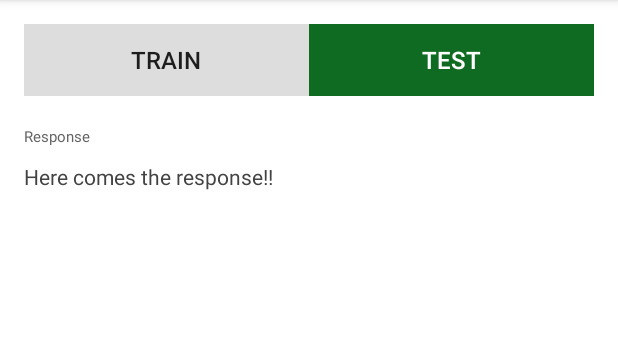
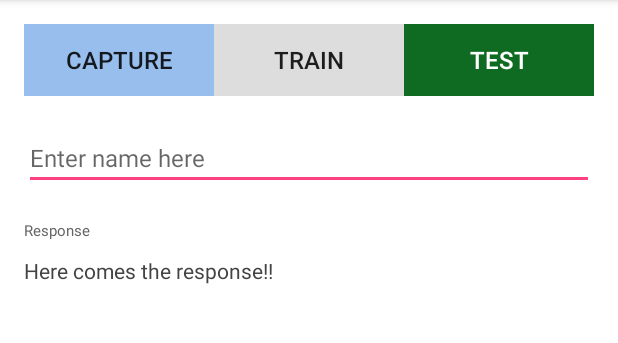
Before and after one commit to ankitsharma6466/TestCamera, an Android app: the screen it shows after launch (MainActivity), after a tap on "TRAIN", on a phone screen of 412 x 824 dp, the part 84-427 px from its top. Run offline under Robolectric (Android 15) with nearby library versions, the phone set to English and light mode, and no system bars.

Commit message:
few code changes

```diff
--- a/app/src/main/java/example/com/vishvastestapp/MainActivity.java
+++ b/app/src/main/java/example/com/vishvastestapp/MainActivity.java
@@ -1,13 +1,17 @@
 package example.com.vishvastestapp;
 
+import android.Manifest;
 import android.app.Activity;
 import android.content.Intent;
 import android.graphics.Bitmap;
+import android.support.v4.app.ActivityCompat;
 import android.support.v7.app.AppCompatActivity;
 import android.os.Bundle;
 import android.view.View;
+import android.widget.EditText;
 import android.widget.ImageView;
 import android.widget.TextView;
+import android.widget.Toast;
 
 import java.io.IOException;
 
@@ -21,7 +25,7 @@ import okhttp3.Response;
 
 public class MainActivity extends AppCompatActivity {
 
-    private static final int REQUEST_CODE_CAMERA = 99999;
+    private static final int REQUEST_CODE_CAMERA = 1888;
 
     public static final MediaType JSON = MediaType.parse("application/json; charset=utf-8");
 
@@ -29,6 +33,7 @@ public class MainActivity extends AppCompatActivity {
 
     ImageView imagePreview;
     TextView responseView;
+    EditText nameInputView;
 
     Bitmap capturedImage;
 
@@ -39,17 +44,36 @@ public class MainActivity extends AppCompatActivity {
 
         imagePreview = (ImageView) findViewById(R.id.image_preview);
         responseView = (TextView) findViewById(R.id.response_text);
+        nameInputView = (EditText) findViewById(R.id.name);
+
+        ActivityCompat.requestPermissions(this,
+                new String[]{Manifest.permission.CAMERA}, 99);
+
+    }
+
+    public void onCaptureClick(View v){
+        Intent cameraIntent = new Intent(android.provider.MediaStore.ACTION_IMAGE_CAPTURE);
+        startActivityForResult(cameraIntent, REQUEST_CODE_CAMERA);
     }
 
     public void onTestClick(View v){
+
+        String name = nameInputView.getText().toString();
+
         if(capturedImage != null){
-            post();
+            //convert your bitmap object into requiredFormat
+            post("<-----your url here for TEST---->", "<----data string here---->", name);
         }
     }
 
     public void onTrainClick(View v){
-        Intent cameraIntent = new Intent(android.provider.MediaStore.ACTION_IMAGE_CAPTURE);
-        startActivityForResult(cameraIntent, REQUEST_CODE_CAMERA);
+
+        String name = nameInputView.getText().toString();
+
+        if(capturedImage != null){
+            //convert your bitmap object into requiredFormat
+            post("<-----your url here for TRAIN---->", "<----data string here---->", name);
+        }
     }
 
     protected void onActivityResult(int requestCode, int resultCode, Intent data) {
@@ -63,7 +87,7 @@ public class MainActivity extends AppCompatActivity {
         }
     }
 
-    public void post()  {
+    public void post(String url, String data, String name)  {
 
         //we are using OKHTTP for network calls, checkout http://square.github.io/okhttp/ for any help
 
@@ -78,7 +102,8 @@ public class MainActivity extends AppCompatActivity {
         networkClient.newCall(request).enqueue(new Callback() {
             @Override
             public void onFailure(Call call, IOException e) {
-
+                Toast.makeText(MainActivity.this, "Failure, check logs for failure", Toast.LENGTH_SHORT).show();
+                e.printStackTrace();
             }
 
             @Override
@@ -87,11 +112,15 @@ public class MainActivity extends AppCompatActivity {
                 runOnUiThread(new Runnable() {
                     @Override
                     public void run() {
+
+                        Toast.makeText(MainActivity.this, "Success", Toast.LENGTH_SHORT).show();
+
                         try {
 
                             //check response object here
 
                             responseView.setText(response.body().string());
+
                         } catch (IOException e) {
                             e.printStackTrace();
                         }
--- a/app/src/main/res/layout/activity_main.xml
+++ b/app/src/main/res/layout/activity_main.xml
@@ -5,7 +5,6 @@
     android:layout_width="match_parent"
     android:background="#fff"
     android:layout_height="match_parent">
-
 
     <LinearLayout xmlns:android="http://schemas.android.com/apk/res/android"
         xmlns:tools="http://schemas.android.com/tools"
@@ -20,6 +19,18 @@
             android:layout_width="match_parent"
             android:layout_height="wrap_content"
             android:orientation="horizontal">
+
+            <Button
+                android:layout_weight="1"
+                android:layout_width="0dp"
+                android:gravity="center"
+                android:padding="12dp"
+                android:background="#98beed"
+                android:onClick="onCaptureClick"
+                android:layout_height="wrap_content"
+                android:layout_centerInParent="true"
+                android:textSize="16sp"
+                android:text="Capture"/>
 
             <Button
                 android:layout_weight="1"
@@ -47,6 +58,14 @@
                 android:text="Test"/>
         </LinearLayout>
 
+        <EditText
+            android:id="@+id/name"
+            android:hint="Enter name here"
+            android:textSize="16sp"
+            android:layout_marginTop="20dp"
+            android:layout_width="match_parent"
+            android:layout_height="wrap_content" />
+
         <TextView
             android:layout_width="wrap_content"
             android:layout_height="wrap_content"
@@ -70,7 +89,7 @@
             android:adjustViewBounds="true"
             android:scaleType="fitCenter"
             android:layout_marginTop="20dp"
-            android:layout_width="200dp"
-            android:layout_height="200dp" />
+            android:layout_width="300dp"
+            android:layout_height="300dp" />
     </LinearLayout>
 </ScrollView>
```
Also changed, not shown: app/src/main/AndroidManifest.xml (+6 -1 lines).
